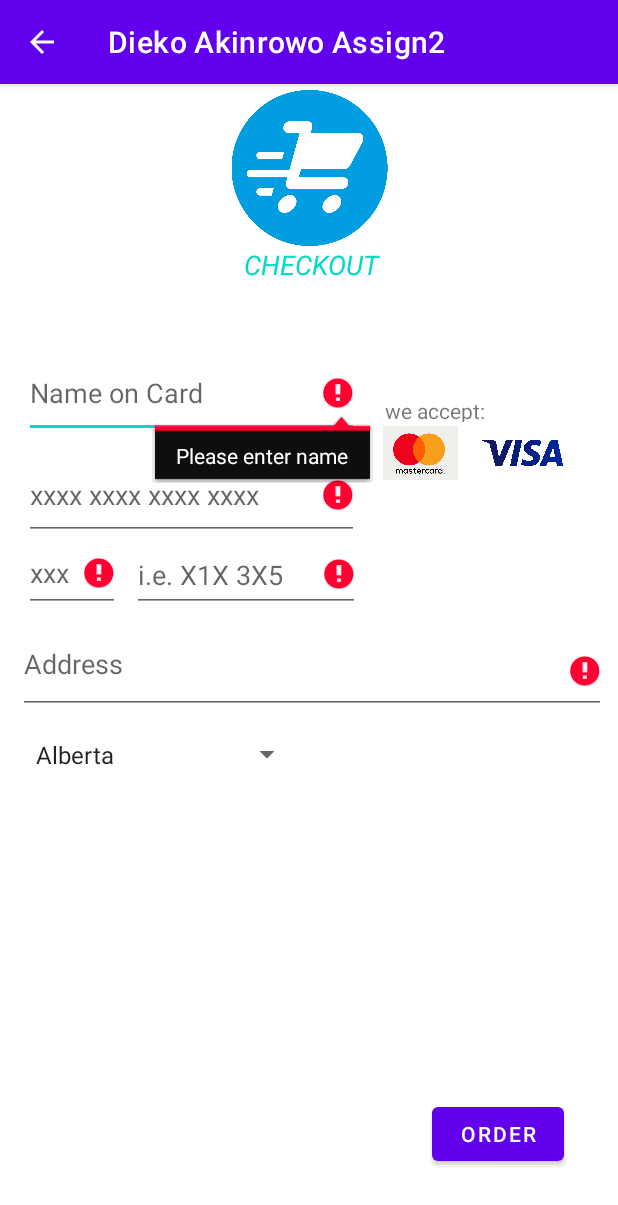
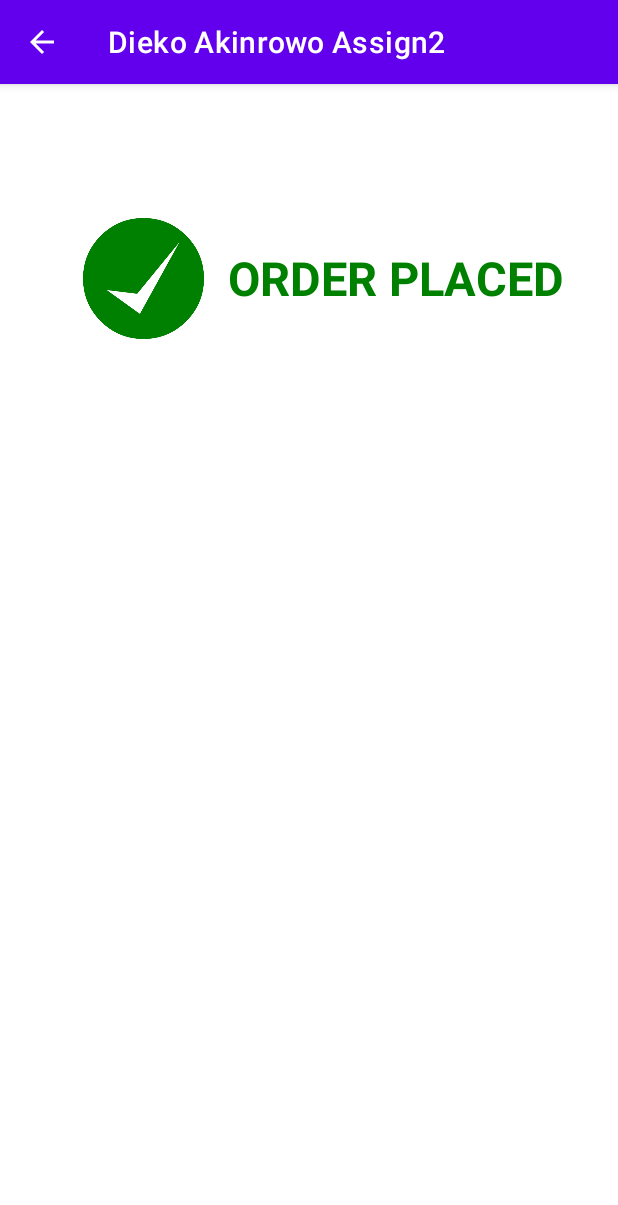
Before and after one commit to MofifoluwaLekeAkinrowo3651/Basic-Pizza-Android-App, an Android app: the AkinrowoActivity2 screen opened directly, with no data from a screen before it, after a tap on "ORDER", on a phone screen of 412 x 824 dp. Shown: the top 1205 px of the screen. Run offline under Robolectric (Android 15) with nearby library versions, the phone set to English and light mode, and no system bars.

Commit message:
Commit. Attempt to pass data between activities

```diff
--- a/DiekoAssign22/src/main/java/dieko/akinrowo/n01343651/AkinrowoActivity2.java
+++ b/DiekoAssign22/src/main/java/dieko/akinrowo/n01343651/AkinrowoActivity2.java
@@ -1,5 +1,6 @@
 package dieko.akinrowo.n01343651;
 
+import android.content.Intent;
 import android.os.Bundle;
 import android.view.KeyEvent;
 import android.view.View;
@@ -30,7 +31,7 @@ public class AkinrowoActivity2 extends AppCompatActivity implements AdapterView.
         EditText sec_pin = findViewById(R.id.diekoet3);
         EditText postcode = findViewById(R.id.diekopostc);
         EditText address = findViewById(R.id.diekoaddress);
-        TextView cartView = findViewById(R.id.diekocartView);
+
         Button order = findViewById(R.id.diekoorder);
         order.setOnClickListener(v -> {
             if (name.getText().toString().trim().equalsIgnoreCase("")) {
@@ -48,7 +49,6 @@ public class AkinrowoActivity2 extends AppCompatActivity implements AdapterView.
             if (address.getText().toString().trim().equalsIgnoreCase("")) {
                 address.setError("Please enter address");
             }
-        });
 
             name.setOnKeyListener(new View.OnKeyListener() {
                 @Override
@@ -116,15 +116,29 @@ public class AkinrowoActivity2 extends AppCompatActivity implements AdapterView.
             array.setDropDownViewResource(android.R.layout.simple_spinner_dropdown_item);
             province.setAdapter(array);
 
+        TextView checkoutname = findViewById(R.id.diekoet);
+        TextView checkoutaddress = findViewById(R.id.diekoaddress);
+        TextView checkoutpostc= findViewById(R.id.diekopostc);
+
+        Intent intent = new Intent(AkinrowoActivity2.this,AkinrowoActivity3.class);
+        intent.putExtra("Name", checkoutname.getText().toString());
+        intent.putExtra("Address", checkoutaddress.getText().toString());
+        intent.putExtra("Postcode", checkoutpostc.getText().toString());
+        startActivity(intent);
+
+        });
+
+//        TextView checkoutname = findViewById(R.id.diekoet);
+//        TextView checkoutaddress = findViewById(R.id.diekoaddress);
+//        TextView checkoutpostc= findViewById(R.id.diekopostc);
+//
+//        Intent intent = new Intent(AkinrowoActivity2.this,AkinrowoActivity3.class);
+//        intent.putExtra("Name", checkoutname.getText().toString());
+//        intent.putExtra("Address", checkoutaddress.getText().toString());
+//        intent.putExtra("Postcode", checkoutpostc.getText().toString());
+//        startActivity(intent);
     }
 
-//    public void getSelectedRadioButton(View view){
-//        RadioGroup radioGroup = findViewById(R.id.diekosizergroup);
-//        int radioId = radioGroup.getCheckedRadioButtonId();
-//        RadioButton button =findViewById(radioId);
-//        TextView cart_display=findViewById(R.id.diekocartView);
-//        cart_display.setText(button.getText());
-//    }
         @Override
         public void onItemSelected (AdapterView < ? > parent, View view,int position, long id){
 //do nothing
@@ -135,4 +149,6 @@ public class AkinrowoActivity2 extends AppCompatActivity implements AdapterView.
         }
 
 
+
+
 }
--- a/DiekoAssign22/src/main/res/layout/activity_final.xml
+++ b/DiekoAssign22/src/main/res/layout/activity_final.xml
@@ -1,6 +1,59 @@
 <?xml version="1.0" encoding="utf-8"?>
 <androidx.constraintlayout.widget.ConstraintLayout
-    xmlns:android="http://schemas.android.com/apk/res/android" android:layout_width="match_parent"
+    xmlns:android="http://schemas.android.com/apk/res/android"
+    xmlns:app="http://schemas.android.com/apk/res-auto"
+    xmlns:tools="http://schemas.android.com/tools"
+    android:layout_width="match_parent"
     android:layout_height="match_parent">
 
+    <ImageView
+        android:id="@+id/imageView"
+        android:layout_width="87dp"
+        android:layout_height="91dp"
+        android:layout_marginStart="52dp"
+        android:layout_marginTop="84dp"
+        app:layout_constraintStart_toStartOf="parent"
+        app:layout_constraintTop_toTopOf="parent"
+        app:srcCompat="@drawable/checkmark" />
+
+    <TextView
+        android:id="@+id/textView"
+        style="@style/order_text"
+        android:layout_width="wrap_content"
+        android:layout_height="46dp"
+        android:layout_marginTop="108dp"
+        android:layout_marginEnd="36dp"
+        android:text="@string/order_placed"
+        app:layout_constraintEnd_toEndOf="parent"
+        app:layout_constraintTop_toTopOf="parent" />
+
+    <TextView
+        android:id="@+id/diekoname_view"
+        android:layout_width="272dp"
+        android:layout_height="38dp"
+        android:layout_marginStart="56dp"
+        android:layout_marginTop="196dp"
+        android:text=""
+        app:layout_constraintStart_toStartOf="parent"
+        app:layout_constraintTop_toTopOf="parent" />
+
+    <TextView
+        android:id="@+id/diekoaddress_View"
+        android:layout_width="272dp"
+        android:layout_height="38dp"
+        android:layout_marginStart="56dp"
+        android:layout_marginTop="240dp"
+        android:text=""
+        app:layout_constraintStart_toStartOf="parent"
+        app:layout_constraintTop_toTopOf="parent" />
+
+    <TextView
+        android:id="@+id/diekospinnerView"
+        android:layout_width="272dp"
+        android:layout_height="38dp"
+        android:layout_marginStart="56dp"
+        android:layout_marginTop="288dp"
+        android:text=""
+        app:layout_constraintStart_toStartOf="parent"
+        app:layout_constraintTop_toTopOf="parent" />
 </androidx.constraintlayout.widget.ConstraintLayout>
--- a/DiekoAssign22/src/main/res/values/colors.xml
+++ b/DiekoAssign22/src/main/res/values/colors.xml
@@ -7,4 +7,5 @@
     <color name="teal_700">#FF018786</color>
     <color name="black">#FF000000</color>
     <color name="white">#FFFFFFFF</color>
+    <color name="green">#008000</color>
 </resources>
--- a/DiekoAssign22/src/main/res/values/strings.xml
+++ b/DiekoAssign22/src/main/res/values/strings.xml
@@ -41,5 +41,6 @@
     <string name="we_accept">we accept:</string>
     <string name="enter_name">Please enter name</string>
     <string name="enter_card">Please card number</string>
+    <string name="order_placed">ORDER PLACED</string>
 
 </resources>
--- a/DiekoAssign22/src/main/res/values/styles.xml
+++ b/DiekoAssign22/src/main/res/values/styles.xml
@@ -21,6 +21,17 @@
     <style name="bigger_text">
         <item name="android:textColor">
             @color/purple_700
+
+        </item>
+        <item name="android:textSize">
+            @dimen/big_text
+        </item>
+        <item name="android:textStyle">bold</item>
+    </style>
+
+    <style name="order_text">
+        <item name="android:textColor">
+            @color/green
 
         </item>
         <item name="android:textSize">
```
Also changed, not shown: DiekoAssign22/src/main/java/dieko/akinrowo/n01343651/AkinrowoActivity.java (+6 -3 lines), DiekoAssign22/src/main/java/dieko/akinrowo/n01343651/AkinrowoActivity3.java (+13 -0 lines), DiekoAssign22/src/main/java/dieko/akinrowo/n01343651/DiekoActivity.java (+23 -23 lines), DiekoAssign22/src/main/res/layout/activity_main.xml (+4 -4 lines), DiekoAssign22/src/main/res/drawable-v24/checkmark.png (added). Lines whose indentation alone changed are shown as unchanged.
